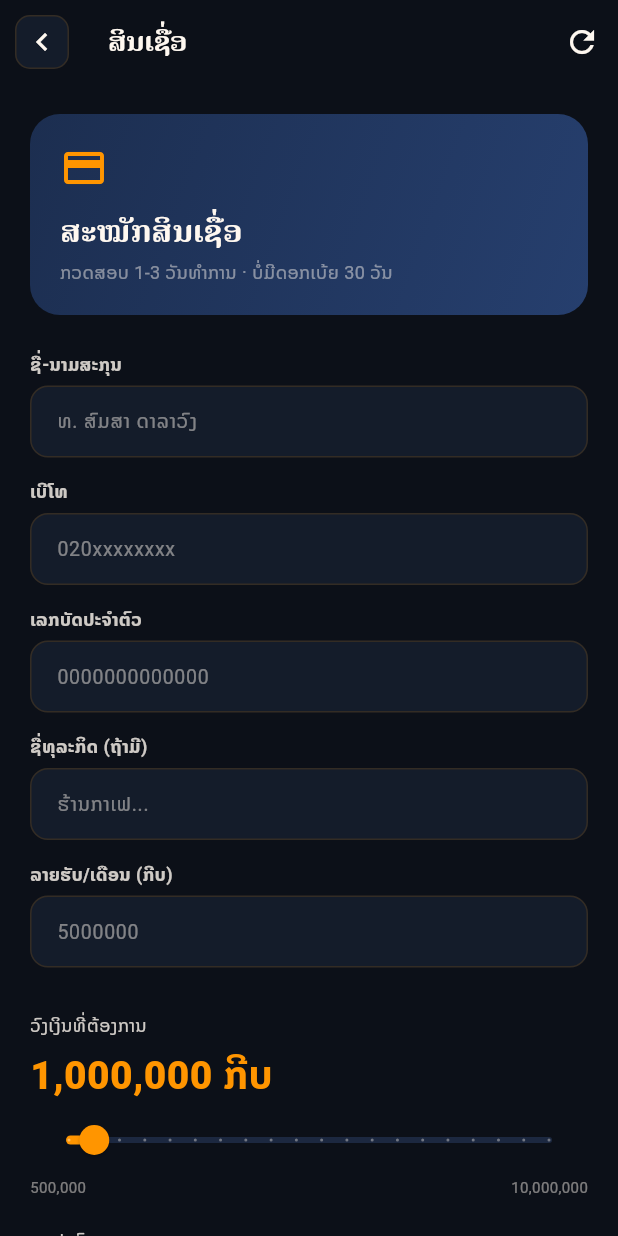
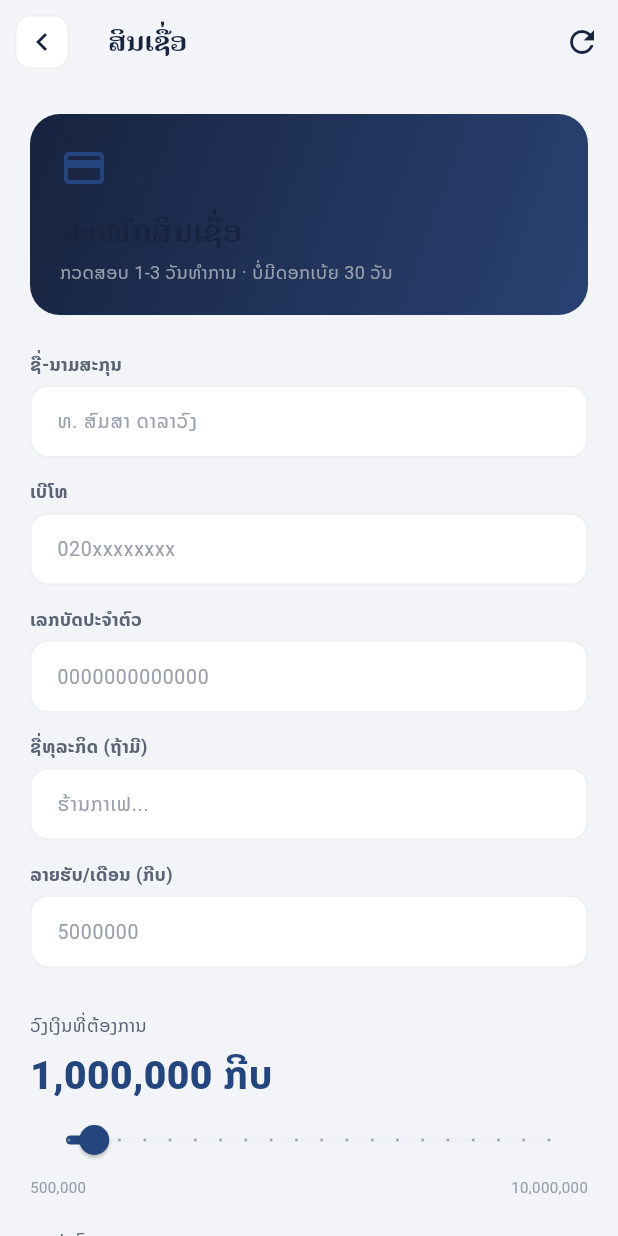
Before and after one commit to Banklil/filby_coffee, a Flutter app: the OnboardingScreen screen opened directly, after a tap on "ຂ້າມ", after a tap on "ສັ່ງເມັດ", on a phone screen of 412 x 824 dp. Run offline on Flutter 3.47's test engine with Material 3 defaults, Android fonts, the phone set to English and light mode, and no system bars; our stand-ins replace flutter_map, geolocator, google_fonts, image_picker, latlong2, shared_preferences; accounts and stored records are empty; network calls fail.

Commit message:
Redesign: light navy+gold theme + new bottom nav (central FAB)
- theme.dart: switch to light palette from logo (navy #17233F + gold #C9A24B),
  primary navy-blue accent, white cards, dark text
- main_nav: white nav bar with elevated central gold cart FAB
- fix profile/credit hero cards for the new theme (white text on navy)

Co-Authored-By: Claude Opus 4.8 <noreply@anthropic.com>

```diff
--- a/lib/screens/credit_screen.dart
+++ b/lib/screens/credit_screen.dart
@@ -393,15 +393,15 @@ class _CreditScreenState extends State<CreditScreen> {
             crossAxisAlignment: CrossAxisAlignment.start,
             children: [
               const Row(children: [
-                Icon(Icons.verified, color: Color(0xFF1B5E20), size: 18),
+                Icon(Icons.verified, color: Color(0xFF6EE7A8), size: 18),
                 SizedBox(width: 6),
-                Text('ອະນຸມັດແລ້ວ', style: TextStyle(fontSize: 12, fontWeight: FontWeight.w700, color: Color(0xFF1B5E20))),
+                Text('ອະນຸມັດແລ້ວ', style: TextStyle(fontSize: 12, fontWeight: FontWeight.w700, color: Color(0xFF6EE7A8))),
               ]),
               const SizedBox(height: 12),
               Text(_fmt(amount),
-                style: const TextStyle(fontSize: 30, fontWeight: FontWeight.w800, color: FilbyColors.bg, letterSpacing: -0.5)),
+                style: const TextStyle(fontSize: 30, fontWeight: FontWeight.w800, color: Colors.white, letterSpacing: -0.5)),
               const Text('ວົງເງິນສິນເຊື່ອ · ຊຳລະພາຍໃນ 30 ວັນ',
-                style: TextStyle(fontSize: 11, color: Color(0x8C140A05))),
+                style: TextStyle(fontSize: 11, color: Colors.white70)),
             ],
           ),
         ),
--- a/lib/screens/main_nav.dart
+++ b/lib/screens/main_nav.dart
@@ -57,49 +57,47 @@ class _MainNavState extends State<MainNav> {
         children: _screens,
       ),
       bottomNavigationBar: Container(
-        decoration: const BoxDecoration(
-          color: Color(0xEB0E0703),
-          border: Border(
-            top: BorderSide(color: FilbyColors.border, width: 1),
-          ),
+        decoration: BoxDecoration(
+          color: Colors.white,
+          border: const Border(top: BorderSide(color: FilbyColors.border, width: 1)),
+          boxShadow: [
+            BoxShadow(color: FilbyColors.navy.withOpacity(0.06), blurRadius: 16, offset: const Offset(0, -4)),
+          ],
         ),
         child: SafeArea(
+          top: false,
           child: SizedBox(
-            height: 60,
+            height: 66,
             child: Row(
               children: [
                 _NavItem(
                   icon: Icons.home_outlined,
-                  activeIcon: Icons.home,
+                  activeIcon: Icons.home_rounded,
                   label: 'ໜ້າຫຼັກ',
                   isActive: _currentIndex == 0,
                   onTap: () => _select(0),
                 ),
                 _NavItem(
                   icon: Icons.inventory_2_outlined,
-                  activeIcon: Icons.inventory_2,
+                  activeIcon: Icons.inventory_2_rounded,
                   label: 'ສິນຄ້າ',
                   isActive: _currentIndex == 1,
                   onTap: () => _select(1),
                 ),
-                _NavItem(
-                  icon: Icons.shopping_cart_outlined,
-                  activeIcon: Icons.shopping_cart,
-                  label: 'ສັ່ງຊື້',
-                  isActive: _currentIndex == 2,
+                _CenterFab(
                   badge: CartManager.instance.count > 0 ? CartManager.instance.count : null,
                   onTap: () => _select(2),
                 ),
                 _NavItem(
                   icon: Icons.bar_chart_outlined,
-                  activeIcon: Icons.bar_chart,
+                  activeIcon: Icons.bar_chart_rounded,
                   label: 'ລາຍງານ',
                   isActive: _currentIndex == 3,
                   onTap: () => _select(3),
                 ),
                 _NavItem(
                   icon: Icons.person_outline,
-                  activeIcon: Icons.person,
+                  activeIcon: Icons.person_rounded,
                   label: 'ບັນຊີ',
                   isActive: _currentIndex == 4,
                   onTap: () => _select(4),
@@ -132,6 +130,7 @@ class _NavItem extends StatelessWidget {
 
   @override
   Widget build(BuildContext context) {
+    final color = isActive ? FilbyColors.primary : FilbyColors.textMuted;
     return Expanded(
       child: GestureDetector(
         onTap: onTap,
@@ -139,45 +138,11 @@ class _NavItem extends StatelessWidget {
         child: Column(
           mainAxisAlignment: MainAxisAlignment.center,
           children: [
-            Stack(
-              clipBehavior: Clip.none,
-              children: [
-                Icon(
-                  isActive ? activeIcon : icon,
-                  size: 22,
-                  color: isActive ? FilbyColors.primary : FilbyColors.textMuted,
-                ),
-                if (badge != null)
-                  Positioned(
-                    top: -4,
-                    right: -8,
-                    child: Container(
-                      padding: const EdgeInsets.symmetric(horizontal: 4, vertical: 1),
-                      decoration: BoxDecoration(
-                        color: FilbyColors.primary,
-                        borderRadius: BorderRadius.circular(8),
-                        border: Border.all(color: FilbyColors.bg, width: 1.5),
-                      ),
-                      child: Text(
-                        '$badge',
-                        style: const TextStyle(
-                          fontSize: 8,
-                          fontWeight: FontWeight.w700,
-                          color: Colors.white,
-                        ),
-                      ),
-                    ),
-                  ),
-              ],
-            ),
-            const SizedBox(height: 3),
+            Icon(isActive ? activeIcon : icon, size: 23, color: color),
+            const SizedBox(height: 4),
             Text(
               label,
-              style: TextStyle(
-                fontSize: 9,
-                fontWeight: FontWeight.w600,
-                color: isActive ? FilbyColors.primary : FilbyColors.textMuted,
-              ),
+              style: TextStyle(fontSize: 9, fontWeight: FontWeight.w600, color: color),
             ),
           ],
         ),
@@ -185,3 +150,68 @@ class _NavItem extends StatelessWidget {
     );
   }
 }
+
+/// Elevated circular action in the center of the nav bar (cart / ສັ່ງຊື້).
+class _CenterFab extends StatelessWidget {
+  final int? badge;
+  final VoidCallback onTap;
+  const _CenterFab({required this.onTap, this.badge});
+
+  @override
+  Widget build(BuildContext context) {
+    return Expanded(
+      child: GestureDetector(
+        onTap: onTap,
+        behavior: HitTestBehavior.opaque,
+        child: Center(
+          child: Transform.translate(
+            offset: const Offset(0, -12),
+            child: Stack(
+              clipBehavior: Clip.none,
+              alignment: Alignment.center,
+              children: [
+                Container(
+                  width: 56,
+                  height: 56,
+                  decoration: BoxDecoration(
+                    gradient: const LinearGradient(
+                      begin: Alignment.topLeft,
+                      end: Alignment.bottomRight,
+                      colors: [FilbyColors.gold, FilbyColors.goldSoft],
+                    ),
+                    shape: BoxShape.circle,
+                    border: Border.all(color: Colors.white, width: 4),
+                    boxShadow: [
+                      BoxShadow(
+                        color: FilbyColors.gold.withOpacity(0.45),
+                        blurRadius: 14,
+                        offset: const Offset(0, 6),
+                      ),
+                    ],
+                  ),
+                  child: const Icon(Icons.shopping_cart_rounded, size: 24, color: FilbyColors.navy),
+                ),
+                if (badge != null)
+                  Positioned(
+                    top: -2,
+                    right: -2,
+                    child: Container(
+                      padding: const EdgeInsets.symmetric(horizontal: 5, vertical: 1),
+                      decoration: BoxDecoration(
+                        color: const Color(0xFFEF4444),
+                        borderRadius: BorderRadius.circular(9),
+                        border: Border.all(color: Colors.white, width: 1.5),
+                      ),
+                      child: Text('$badge',
+                          style: const TextStyle(
+                              fontSize: 9, fontWeight: FontWeight.w800, color: Colors.white)),
+                    ),
+                  ),
+              ],
+            ),
+          ),
+        ),
+      ),
+    );
+  }
+}
--- a/lib/screens/profile_screen.dart
+++ b/lib/screens/profile_screen.dart
@@ -103,16 +103,16 @@ class ProfileScreen extends StatelessWidget {
                   const Row(
                     mainAxisAlignment: MainAxisAlignment.spaceBetween,
                     children: [
-                      Text('ສິນເຊື່ອທີ່ໃຊ້ໄດ້', style: TextStyle(fontSize: 11, color: Color(0x8C140A05))),
-                      Text('30 ວັນ', style: TextStyle(fontSize: 11, fontWeight: FontWeight.w700, color: FilbyColors.primaryDeep)),
+                      Text('ສິນເຊື່ອທີ່ໃຊ້ໄດ້', style: TextStyle(fontSize: 11, color: Colors.white70)),
+                      Text('30 ວັນ', style: TextStyle(fontSize: 11, fontWeight: FontWeight.w700, color: FilbyColors.goldSoft)),
                     ],
                   ),
                   const SizedBox(height: 4),
                   const Text(
                     '—',
-                    style: TextStyle(fontSize: 26, fontWeight: FontWeight.w800, color: FilbyColors.bg, letterSpacing: -0.5),
+                    style: TextStyle(fontSize: 26, fontWeight: FontWeight.w800, color: Colors.white, letterSpacing: -0.5),
                   ),
-                  const Text('ກີບ · ຕິດຕໍ່ admin ເພື່ອເປີດສິນເຊື່ອ', style: TextStyle(fontSize: 11, color: Color(0x8C140A05))),
+                  const Text('ກີບ · ຕິດຕໍ່ admin ເພື່ອເປີດສິນເຊື່ອ', style: TextStyle(fontSize: 11, color: Colors.white70)),
                 ],
               ),
             ),
--- a/lib/theme.dart
+++ b/lib/theme.dart
@@ -2,27 +2,30 @@ import 'package:flutter/material.dart';
 import 'package:google_fonts/google_fonts.dart';
 
 class FilbyColors {
-  // Vibrant Amber + Deep Navy — Filby Coffee
-  static const bg = Color(0xFF0C1018);
-  static const bgDeep = Color(0xFF080C12);
-  static const surface = Color(0xFF141C2A);
-  static const surface2 = Color(0xFF1C2840);
-  static const surface3 = Color(0xFF243556);
-  static const primary = Color(0xFFFF9500);       // Vivid amber-orange
-  static const primarySoft = Color(0xFFFFB340);
-  static const primaryDeep = Color(0xFFCC7700);
-  static const navy = Color(0xFF1C2E50);
-  static const navySoft = Color(0xFF263F6E);
-  static const cream = Color(0xFFFFF8EE);
-  static const creamWarm = Color(0xFFFFF0D8);
-  static const textPrimary = Color(0xFFFFF8F0);
-  static const textSecondary = Color(0xCCFFF8F0);
-  static const textMuted = Color(0x77FFF8F0);
-  static const success = Color(0xFF00E676);
-  static const successBg = Color(0x2200E676);
-  static const warningBg = Color(0x22FF9500);
-  static const border = Color(0x22FF9500);
-  static const borderStrong = Color(0x44FF9500);
+  // Filby Coffee — deep navy + gold on light (from company logo)
+  static const bg = Color(0xFFF2F4F7);            // app background (light)
+  static const bgDeep = Color(0xFFE7EAEF);
+  static const surface = Color(0xFFFFFFFF);        // cards
+  static const surface2 = Color(0xFFEEF1F5);
+  static const surface3 = Color(0xFFE2E6EC);
+  static const primary = Color(0xFF24457E);        // navy-blue accent (white text OK)
+  static const primarySoft = Color(0xFF3560A0);
+  static const primaryDeep = Color(0xFF17233F);    // logo navy
+  static const navy = Color(0xFF17233F);
+  static const navySoft = Color(0xFF2A4272);
+  static const gold = Color(0xFFC9A24B);           // logo gold (highlight)
+  static const goldSoft = Color(0xFFE6C877);
+  // "cream" now doubles as the active-pill / hero color = navy (light text sits on it)
+  static const cream = Color(0xFF17233F);
+  static const creamWarm = Color(0xFF2A4272);
+  static const textPrimary = Color(0xFF17233F);    // dark navy text
+  static const textSecondary = Color(0xFF5A6474);
+  static const textMuted = Color(0xFF99A0AD);
+  static const success = Color(0xFF14B36A);
+  static const successBg = Color(0x1A14B36A);
+  static const warningBg = Color(0x1AC9A24B);
+  static const border = Color(0x14172333);
+  static const borderStrong = Color(0x33172333);
 }
 
 // Use these style helpers everywhere instead of fontFamily strings
@@ -42,11 +45,11 @@ class FilbyText {
 
 ThemeData filbyTheme() {
   return ThemeData(
-    brightness: Brightness.dark,
+    brightness: Brightness.light,
     scaffoldBackgroundColor: FilbyColors.bg,
-    colorScheme: const ColorScheme.dark(
+    colorScheme: const ColorScheme.light(
       primary: FilbyColors.primary,
-      secondary: FilbyColors.primarySoft,
+      secondary: FilbyColors.gold,
       surface: FilbyColors.surface,
       onPrimary: Colors.white,
       onSurface: FilbyColors.textPrimary,
@@ -70,7 +73,7 @@ ThemeData filbyTheme() {
       iconTheme: const IconThemeData(color: FilbyColors.textPrimary),
     ),
     bottomNavigationBarTheme: const BottomNavigationBarThemeData(
-      backgroundColor: Color(0xEB070B14),
+      backgroundColor: Colors.white,
       selectedItemColor: FilbyColors.primary,
       unselectedItemColor: FilbyColors.textMuted,
       type: BottomNavigationBarType.fixed,
```
